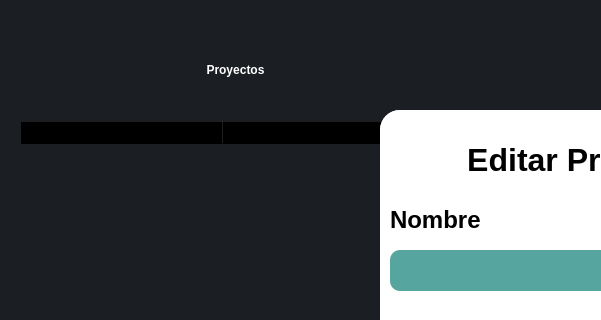
The window that ui/vistaproyectosMAIA.ui (rojasalexander/AdministradorProyectosFacultad) describes before a commit, drawn with Qt 5; both pictures show x 0 to 601 and y 0 to 320 of the 1280 by 700 pixel window.
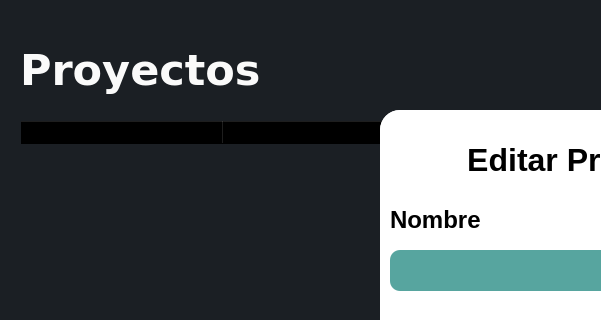
The same window after the commit. Icons and pictures are not drawn.

Diff of the .ui file:
```diff
--- a/ui/vistaproyectosMAIA.ui
+++ b/ui/vistaproyectosMAIA.ui
@@ -55,23 +55,33 @@
    <widget class="QLabel" name="label">
     <property name="geometry">
      <rect>
-      <x>50</x>
+      <x>30</x>
       <y>30</y>
-      <width>391</width>
+      <width>441</width>
       <height>81</height>
      </rect>
     </property>
+    <property name="font">
+     <font>
+      <family>Verdana</family>
+      <pointsize>32</pointsize>
+      <weight>50</weight>
+      <italic>false</italic>
+      <bold>false</bold>
+     </font>
+    </property>
     <property name="autoFillBackground">
      <bool>false</bool>
     </property>
     <property name="styleSheet">
-     <string notr="true">font: 36pt &quot;Verdana&quot;;
- color:rgb(255, 255, 255);
+     <string notr="true">font: 32pt &quot;Verdana&quot;;
+ color:rgb(250, 250, 250);
 background-color: rgba(0,0,0,0);
-border-radius:20;</string>
+border-radius:20;
+text-align: left;</string>
     </property>
     <property name="text">
-     <string>&lt;html&gt;&lt;head/&gt;&lt;body&gt;&lt;p align=&quot;center&quot;&gt;&lt;span style=&quot; font-weight:600;&quot;&gt;Proyectos&lt;/span&gt;&lt;/p&gt;&lt;/body&gt;&lt;/html&gt;</string>
+     <string>&lt;html&gt;&lt;head/&gt;&lt;body&gt;&lt;p&gt;&lt;span style=&quot; font-weight:600;&quot;&gt;Proyectos&lt;/span&gt;&lt;/p&gt;&lt;/body&gt;&lt;/html&gt;</string>
     </property>
     <property name="alignment">
      <set>Qt::AlignLeading|Qt::AlignLeft|Qt::AlignVCenter</set>
```
